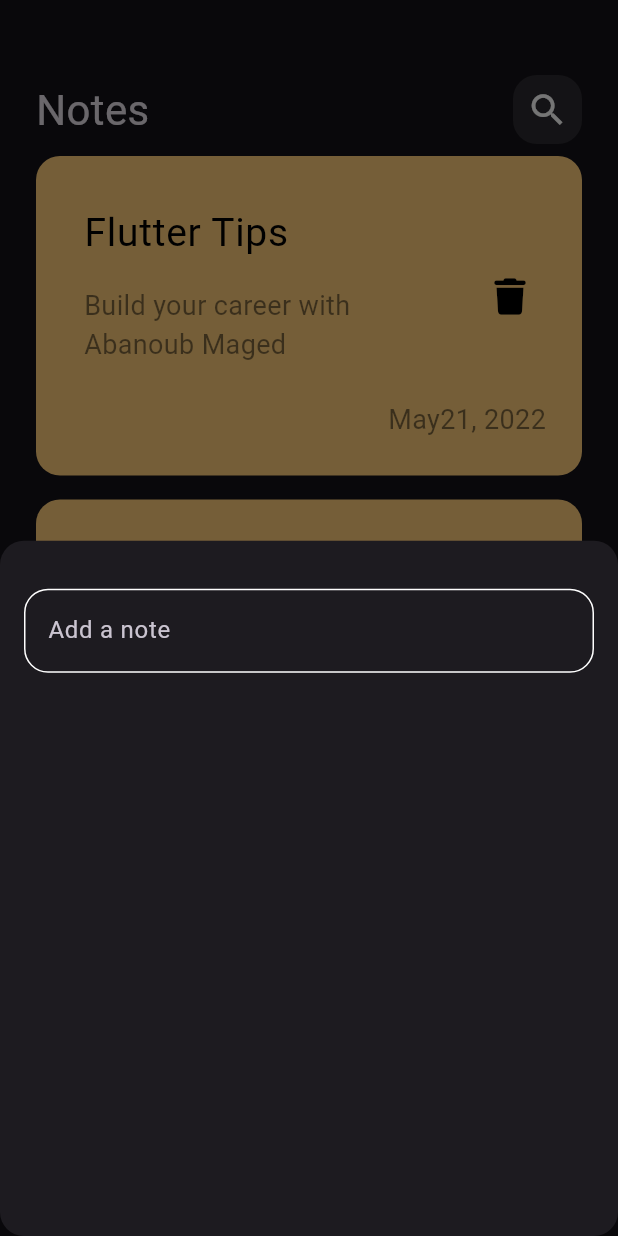
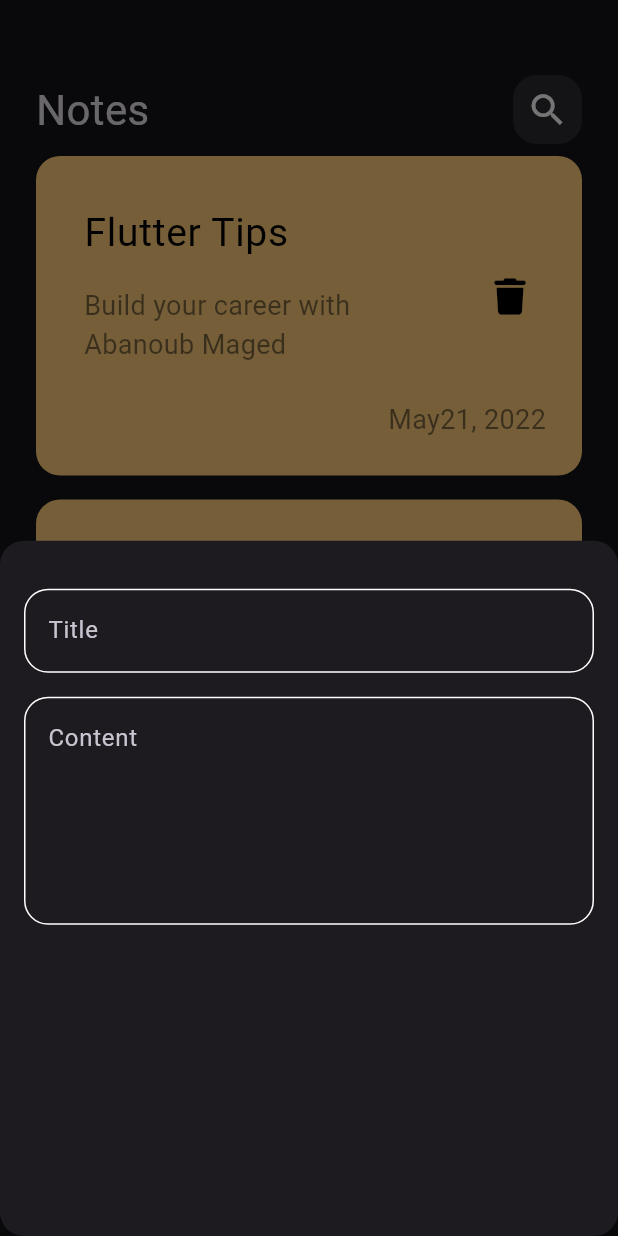
Before and after one commit to AbanoubMagedShawky/notes_app, a Flutter app: the screen it shows after launch, after a tap on the "add" icon, on a phone screen of 412 x 824 dp. Run offline on Flutter 3.47's test engine with Material 3 defaults, Android fonts, the phone set to English and light mode, and no system bars; our stand-ins replace font_awesome_flutter.

Commit message:
add fields to notes botton sheet

```diff
--- a/lib/widgets/add_note_botton_sheet.dart
+++ b/lib/widgets/add_note_botton_sheet.dart
@@ -6,14 +6,23 @@ class AddNoteBottonSheet extends StatelessWidget {
 
   @override
   Widget build(BuildContext context) {
-    return Padding(
-      padding: const EdgeInsets.symmetric(horizontal: 16),
+    return const Padding(
+      padding: EdgeInsets.symmetric(horizontal: 16),
       child: Column(
         children: [
           SizedBox(
             height: 32,
           ),
-          CustomTextField(),
+          CustomTextField(
+            hintText: 'Title',
+          ),
+          SizedBox(
+            height: 16,
+          ),
+          CustomTextField(
+            hintText: 'Content',
+            maxline: 5,
+          )
         ],
       ),
     );
--- a/lib/widgets/custom_text_field..dart
+++ b/lib/widgets/custom_text_field..dart
@@ -2,14 +2,18 @@ import 'package:flutter/material.dart';
 import 'package:notes_app/widgets/constants.dart';
 
 class CustomTextField extends StatelessWidget {
-  const CustomTextField({super.key});
+  const CustomTextField({super.key, required this.hintText, this.maxline = 1});
 
+  final String hintText;
+  final int maxline;
   @override
   Widget build(BuildContext context) {
     return TextField(
+      maxLines: maxline,
+      textAlign: TextAlign.left,
       cursorColor: kPrimaryColor,
       decoration: InputDecoration(
-        hintText: 'Add a note',
+        hintText: hintText,
         border: buildBorder(),
         enabledBorder: buildBorder(),
         focusedBorder: buildBorder(kPrimaryColor),
```
